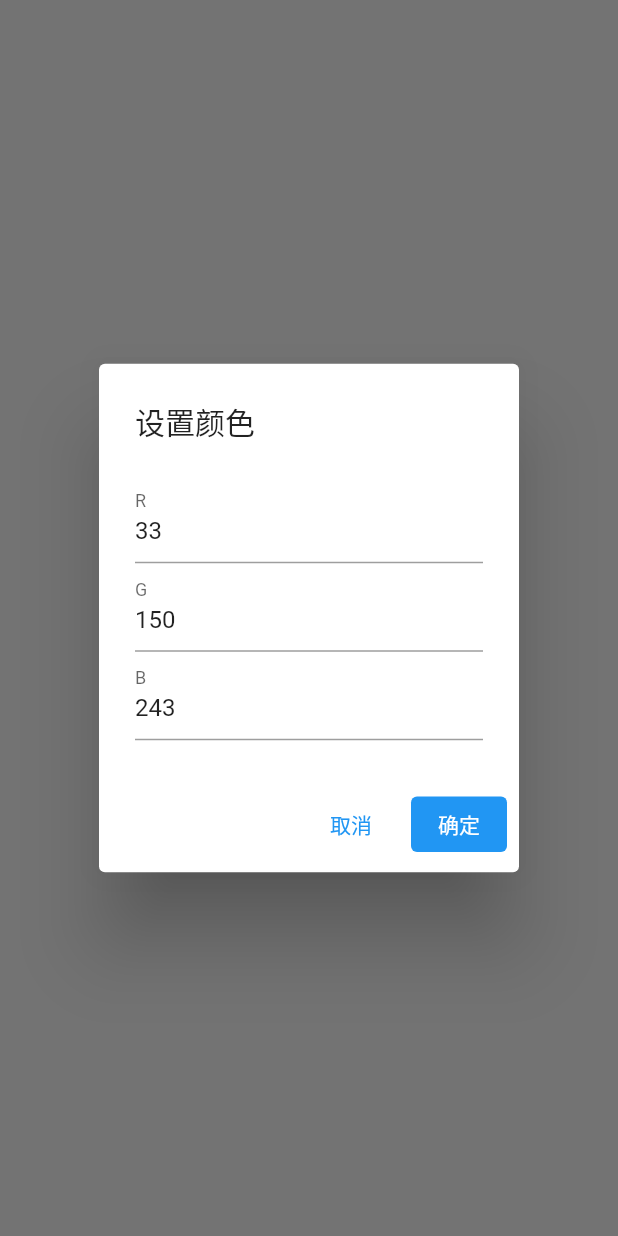
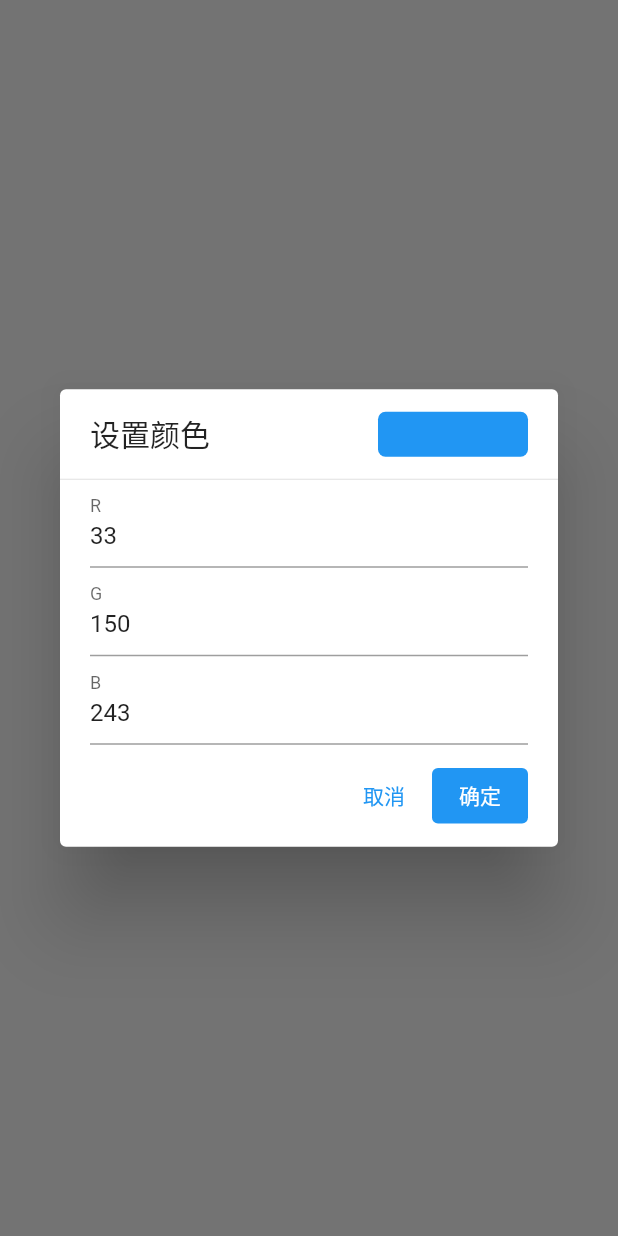
Before and after one commit to simonkimi/Aurora, a Flutter app: what selectColorByRGB() shows on an empty page, opened directly, on a phone screen of 412 x 824 dp. Run offline on Flutter 3.47's test engine with Material 2 defaults, Android fonts, the phone set to English and light mode, and no system bars; our stand-ins replace bot_toast, dio, event_bus, fl_chart, flutter_blue, flutter_colorpicker and 10 more; missing offline and left inert: floating_action_bubble, protobuf, qr_code_scanner; accounts and stored records are empty; generated files the repository leaves out were written again; statements that could not run were skipped.

Commit message:
修复精确颜色返回错误

```diff
--- a/lib/ui/components/color_selector.dart
+++ b/lib/ui/components/color_selector.dart
@@ -102,53 +102,96 @@ Future<Color?> selectColorByRGB(BuildContext context,
   gController.text = currentColor.green.toString();
   bController.text = currentColor.blue.toString();
 
-  showDialog(
+  var previewColor = currentColor;
+  void genPreviewColor() {
+    var r = int.tryParse(rController.text) ?? 0;
+    if (r < 0 || r > 0xFF) r = 0;
+    var g = int.tryParse(gController.text) ?? 0;
+    if (g < 0 || g > 0xFF) g = 0;
+    var b = int.tryParse(bController.text) ?? 0;
+    if (b < 0 || b > 0xFF) b = 0;
+    previewColor = Color.fromARGB(0xFF, r, g, b);
+  }
+
+  return await showDialog(
       context: context,
       builder: (context) {
-        return AlertDialog(
-          title: const Text('设置颜色'),
-          content: SingleChildScrollView(
-            child: Form(
-              key: _formKey,
-              child: ListBody(
-                children: [
-                  TextFormField(
-                    controller: rController,
-                    keyboardType: TextInputType.number,
-                    decoration: const InputDecoration(
-                      labelText: 'R',
+        return StatefulBuilder(builder: (context, setState) {
+          Widget buildTextForm({
+            required TextEditingController controller,
+            required String labelText,
+          }) {
+            return TextFormField(
+              controller: controller,
+              decoration: InputDecoration(
+                labelText: labelText,
               ),
               validator: validator,
               inputFormatters: [
                 FilteringTextInputFormatter.digitsOnly,
               ],
+              onChanged: (value) {
+                setState(() {
+                  genPreviewColor();
+                });
+              },
+            );
+          }
+
+          return Dialog(
+            child: Column(
+              mainAxisSize: MainAxisSize.min,
+              crossAxisAlignment: CrossAxisAlignment.start,
+              children: [
+                Padding(
+                  padding:
+                      const EdgeInsets.symmetric(horizontal: 20, vertical: 15),
+                  child: Row(
+                    mainAxisAlignment: MainAxisAlignment.spaceBetween,
+                    children: [
+                      const Text(
+                        '设置颜色',
+                        style: TextStyle(fontSize: 20),
                       ),
-                  TextFormField(
+                      Container(
+                        width: 100,
+                        height: 30,
+                        decoration: BoxDecoration(
+                            color: previewColor,
+                            borderRadius: BorderRadius.circular(5)),
+                      ),
+                    ],
+                  ),
+                ),
+                const Divider(height: 0),
+                Padding(
+                  padding: const EdgeInsets.symmetric(horizontal: 20),
+                  child: Form(
+                    key: _formKey,
+                    child: ListBody(
+                      children: [
+                        buildTextForm(
+                          controller: rController,
+                          labelText: 'R',
+                        ),
+                        buildTextForm(
                           controller: gController,
-                    keyboardType: TextInputType.number,
-                    decoration: const InputDecoration(
                           labelText: 'G',
                         ),
-                    validator: validator,
-                    inputFormatters: [
-                      FilteringTextInputFormatter.digitsOnly,
-                    ],
-                  ),
-                  TextFormField(
+                        buildTextForm(
                           controller: bController,
-                    decoration: const InputDecoration(
                           labelText: 'B',
-                    ),
-                    validator: validator,
-                    inputFormatters: [
-                      FilteringTextInputFormatter.digitsOnly,
-                    ],
                         ),
                       ],
                     ),
                   ),
                 ),
-          actions: [
+                Padding(
+                  padding:
+                      const EdgeInsets.symmetric(horizontal: 20, vertical: 10),
+                  child: Row(
+                    mainAxisAlignment: MainAxisAlignment.end,
+                    children: [
                       TextButton(
                         onPressed: () {
                           Navigator.of(context).pop();
@@ -168,12 +211,18 @@ Future<Color?> selectColorByRGB(BuildContext context,
                         },
                         child: const Text('确定'),
                         style: ButtonStyle(
-                foregroundColor: MaterialStateProperty.all(Colors.white),
-                backgroundColor:
-                    MaterialStateProperty.all(Theme.of(context).primaryColor),
+                          foregroundColor:
+                              MaterialStateProperty.all(Colors.white),
+                          backgroundColor: MaterialStateProperty.all(
+                              Theme.of(context).primaryColor),
                         ),
                       )
                     ],
+                  ),
+                )
+              ],
+            ),
           );
         });
+      });
 }
--- a/lib/ui/page/ble_connect/ble_history.dart
+++ b/lib/ui/page/ble_connect/ble_history.dart
@@ -2,6 +2,7 @@ import 'package:aurora/main.dart';
 import 'package:aurora/ui/components/app_bar.dart';
 import 'package:aurora/ui/page/ble_connect/hex_player.dart';
 import 'package:aurora/utils/utils.dart';
+import 'package:bot_toast/bot_toast.dart';
 import 'package:flutter/material.dart';
 import 'package:flutter_mobx/flutter_mobx.dart';
 
@@ -16,6 +17,7 @@ class BleHistory extends StatelessWidget {
           return IconButton(
             onPressed: () {
               bluetoothStore.isSend = !bluetoothStore.isSend;
+              BotToast.showText(text: bluetoothStore.isSend ? '发送数据' : '接收数据');
             },
             icon: Icon(bluetoothStore.isSend
                 ? Icons.call_made_outlined
--- a/lib/ui/page/controller/controller_page.dart
+++ b/lib/ui/page/controller/controller_page.dart
@@ -431,6 +431,7 @@ class _ControllerPageState extends State<ControllerPage>
                 onTap: () async {
                   final color =
                       await selectColorByRGB(context, mainStore.selectColor);
+                  print(color);
                   if (color != null) {
                     mainStore.setColor(color);
                   }
```
Lines whose indentation alone changed are shown as unchanged.
